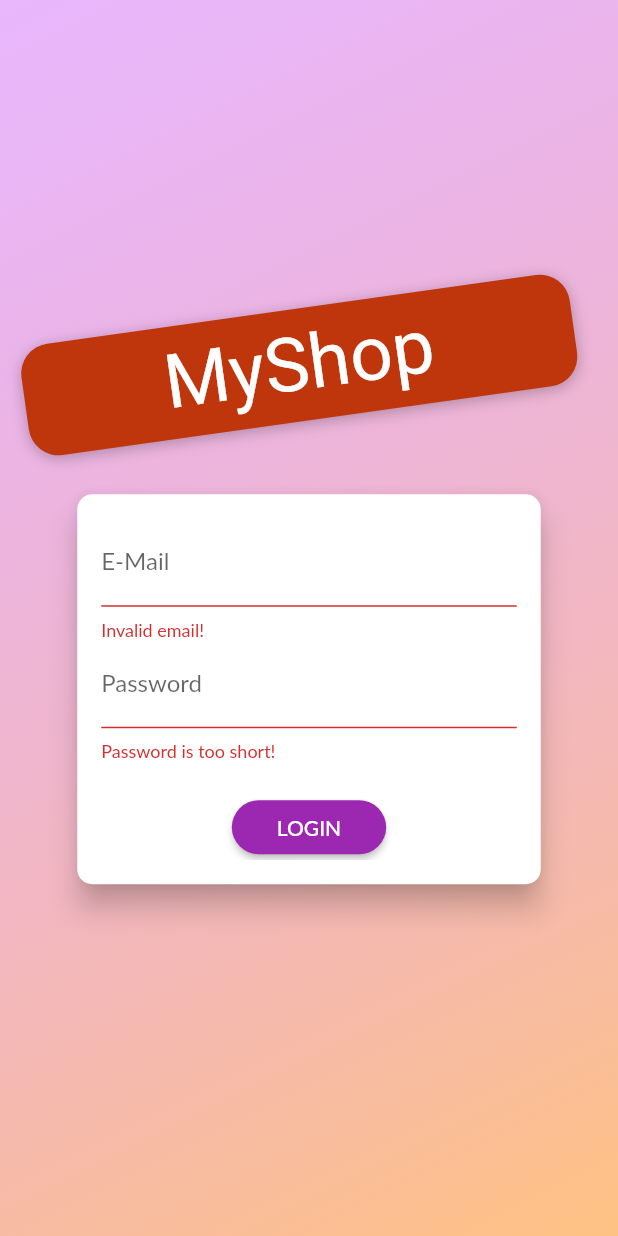
After one commit to tarunsunny3/flutter_shop_app, a Flutter app: the screen it shows after launch, after a tap on "LOGIN", on a phone screen of 412 x 824 dp. The commit adds this screen. Run offline on Flutter 3.47's test engine with Material 2 defaults, Android fonts, the phone set to English and light mode, and no system bars; network calls fail; Roboto replaces fonts that are missing (Anton, Lato).

Commit message:
worked till AUTH 11th video

```diff
--- a/lib/main.dart
+++ b/lib/main.dart
@@ -1,15 +1,18 @@
-//FFlutter or Dart Packages
+//Flutter or Dart Packages
 
 import 'package:flutter/material.dart';
 import 'package:provider/provider.dart';
+import 'package:shopping_app/providers/auth.dart';
+import 'package:shopping_app/screens/products_overview_screen.dart';
 
 //Screens
-import './screens/products_overview_screen.dart';
+// import './screens/products_overview_screen.dart';
 import './screens/product_detail_screen.dart';
 import './screens/cart_screen.dart';
 import './screens/orders_screen.dart';
 import './screens/user_products_screen.dart';
 import './screens/edit_product_screen.dart';
+import './screens/auth_screen.dart';
 
 //Providers
 import './providers/products.dart';
@@ -24,16 +27,23 @@ class MyApp extends StatelessWidget {
     return MultiProvider(
         providers: [
           ChangeNotifierProvider.value(
-          value: Products(),
+            value: Auth(),
           ),
+          ChangeNotifierProxyProvider<Auth, Products>(
+              create: (ctx) => Products("", []),
+              update: (ctx, auth, previousProducts) => Products(
+                  auth.token.toString(),
+                  previousProducts == null ? [] : previousProducts.items)),
           ChangeNotifierProvider.value(
             value: Cart(),
           ),
-        ChangeNotifierProvider.value(
-          value: Orders(),
-        ),
+          ChangeNotifierProxyProvider<Auth, Orders>(
+              create: (ctx) => Orders(""),
+              update: (ctx, auth, previousProducts) =>
+                  Orders(auth.token.toString())),
         ],
-      child: MaterialApp(
+        child: Consumer<Auth>(
+          builder: (ctx, auth, _) => MaterialApp(
               debugShowCheckedModeBanner: false,
               title: 'MyShop',
               theme: ThemeData(
@@ -41,7 +51,9 @@ class MyApp extends StatelessWidget {
                 accentColor: Colors.deepOrange,
                 fontFamily: 'Lato',
               ),
-          home: ProductsOverviewScreen(),
+              home: auth.isAuthenticated
+                  ? ProductsOverviewScreen()
+                  : AuthScreen(),
               routes: {
                 ProductDetailScreen.routeName: (ctx) => ProductDetailScreen(),
                 CartScreen.routeName: (ctx) => CartScreen(),
@@ -49,6 +61,6 @@ class MyApp extends StatelessWidget {
                 UserProductsScreen.routeName: (ctx) => UserProductsScreen(),
                 EditProductScreen.routeName: (ctx) => EditProductScreen(),
               }),
-    );
+        ));
   }
 }
--- /dev/null
+++ b/lib/providers/auth.dart
@@ -0,0 +1,68 @@
+import 'dart:convert';
+import 'package:flutter/material.dart';
+import 'package:http/http.dart' as http;
+import 'package:shopping_app/models/http_exception.dart';
+
+class Auth with ChangeNotifier {
+  String? _token = null;
+  DateTime? _expiryDate = null;
+  String? _userId = null;
+
+  bool get isAuthenticated {
+    return token != null;
+  }
+
+  String? get token {
+    if (_expiryDate != null &&
+        _expiryDate!.isAfter(DateTime.now()) &&
+        _token != null) {
+      {
+        return _token;
+      }
+    }
+    return null;
+  }
+  //Authenticate helper function for signup and signin
+
+  Future<void> _authenticate(
+      String email, String password, String authType) async {
+    final url = Uri.https(
+        "identitytoolkit.googleapis.com",
+        "/v1/accounts:$authType",
+        {"key": "AIzaSyBuMLdhUwzbsGegMXQcN7aL58_qzjWWB9I"});
+
+    try {
+      final response = await http.post(url,
+          body: json.encode(
+            {
+              "email": email,
+              "password": password,
+              'returnSecureToken': true,
+            },
+          ));
+      final responseData = json.decode(response.body);
+      // print(responseData);
+      if (responseData['error'] != null) {
+        throw HttpException(responseData['error']['message']);
+      }
+      _token = responseData['idToken'];
+      _userId = responseData['localId'];
+      _expiryDate = DateTime.now()
+          .add(Duration(seconds: int.parse(responseData['expiresIn'])));
+      notifyListeners();
+    } catch (e) {
+      throw e;
+    }
+  }
+
+  //User Signup
+  Future<void> signup(String email, String password) async {
+    return _authenticate(email, password, "signUp");
+  }
+
+  //User Sign In
+
+  Future<void> signin(String email, String password) async {
+    return _authenticate(email, password, "signInWithPassword");
+  }
+}
--- a/lib/providers/orders.dart
+++ b/lib/providers/orders.dart
@@ -23,10 +23,14 @@ class Orders with ChangeNotifier {
     return [..._orders];
   }
 
+  final authToken;
+  Orders(this.authToken);
+
   Future<void> fetchAndSetOrders() async {
     final url = Uri.https(
         'flutter-shop-app-745ad-default-rtdb.asia-southeast1.firebasedatabase.app',
-        'orders.json');
+        'orders.json',
+        {"auth": authToken});
     final response = await http.get(url);
     final List<OrderItem> loadedOrders = [];
     if (json.decode(response.body) == null) {
@@ -55,7 +59,8 @@ class Orders with ChangeNotifier {
   Future<void> addOrder(List<CartItem> cartProducts, double totalAmount) async {
     final url = Uri.https(
         'flutter-shop-app-745ad-default-rtdb.asia-southeast1.firebasedatabase.app',
-        'orders.json');
+        'orders.json',
+        {"auth": authToken});
     final timestamp = DateTime.now();
     try {
       final response = await http.post(url,
--- a/lib/providers/products.dart
+++ b/lib/providers/products.dart
@@ -41,7 +41,8 @@ class Products with ChangeNotifier {
     // ),
   ];
   // var _showFavoritesOnly = false;
-
+  final String authToken;
+  Products(this.authToken, this._items);
   List<Product> get items {
     // if (_showFavoritesOnly) {
     //   return _items.where((prodItem) => prodItem.isFavorite).toList();
@@ -60,7 +61,8 @@ class Products with ChangeNotifier {
   Future<void> fetchAndSetProducts() async {
     final url = Uri.https(
         'flutter-shop-app-745ad-default-rtdb.asia-southeast1.firebasedatabase.app',
-        'products.json');
+        'products.json',
+        {"auth": authToken});
     try {
       final response = await http.get(url);
       if (json.decode(response.body) == null) {
@@ -89,7 +91,8 @@ class Products with ChangeNotifier {
   Future<void> addProduct(Product product) async {
     final url = Uri.https(
         'flutter-shop-app-745ad-default-rtdb.asia-southeast1.firebasedatabase.app',
-        'products.json');
+        'products.json',
+        {"auth": authToken});
     try {
       final response = await http.post(url,
           body: json.encode({
@@ -118,7 +121,8 @@ class Products with ChangeNotifier {
     if (prodIndex >= 0) {
       final url = Uri.https(
           'flutter-shop-app-745ad-default-rtdb.asia-southeast1.firebasedatabase.app',
-          'products/$id.json');
+          'products/$id.json',
+          {"auth": authToken});
       try {
         await http.patch(url,
             body: json.encode({
@@ -139,7 +143,8 @@ class Products with ChangeNotifier {
   Future<void> removeProduct(String id) async {
     final url = Uri.https(
         'flutter-shop-app-745ad-default-rtdb.asia-southeast1.firebasedatabase.app',
-        'products/$id.json');
+        'products/$id.json',
+        {"auth": authToken});
     var existingProdIndex = _items.indexWhere((element) => element.id == id);
     var existingProduct = _items[existingProdIndex];
     _items.removeAt(existingProdIndex);
--- /dev/null
+++ b/lib/screens/auth_screen.dart
@@ -0,0 +1,274 @@
+import 'dart:math';
+
+import 'package:flutter/material.dart';
+import 'package:flutter/rendering.dart';
+import 'package:provider/provider.dart';
+import 'package:shopping_app/models/http_exception.dart';
+import 'package:shopping_app/providers/auth.dart';
+import 'package:shopping_app/screens/products_overview_screen.dart';
+// import 'package:shopping_app/screens/products_overview_screen.dart';
+
+enum AuthMode { Signup, Login }
+
+class AuthScreen extends StatelessWidget {
+  static const routeName = '/auth';
+
+  @override
+  Widget build(BuildContext context) {
+    // if (Provider.of<Auth>(context).isAuthenticated)
+    //   return ProductsOverviewScreen();
+    final deviceSize = MediaQuery.of(context).size;
+    // final transformConfig = Matrix4.rotationZ(-8 * pi / 180);
+    // transformConfig.translate(-10.0);
+    return Scaffold(
+      // resizeToAvoidBottomInset: false,
+      body: Stack(
+        children: <Widget>[
+          Container(
+            decoration: BoxDecoration(
+              gradient: LinearGradient(
+                colors: [
+                  Color.fromRGBO(215, 117, 255, 1).withOpacity(0.5),
+                  Color.fromRGBO(255, 188, 117, 1).withOpacity(0.9),
+                ],
+                begin: Alignment.topLeft,
+                end: Alignment.bottomRight,
+                stops: [0, 1],
+              ),
+            ),
+          ),
+          SingleChildScrollView(
+            child: Container(
+              height: deviceSize.height,
+              width: deviceSize.width,
+              child: Column(
+                mainAxisAlignment: MainAxisAlignment.center,
+                crossAxisAlignment: CrossAxisAlignment.center,
+                children: <Widget>[
+                  Flexible(
+                    child: Container(
+                      margin: EdgeInsets.only(bottom: 20.0),
+                      padding:
+                          EdgeInsets.symmetric(vertical: 8.0, horizontal: 94.0),
+                      transform: Matrix4.rotationZ(-8 * pi / 180)
+                        ..translate(-10.0),
+                      decoration: BoxDecoration(
+                        borderRadius: BorderRadius.circular(20),
+                        color: Colors.deepOrange.shade900,
+                        boxShadow: [
+                          BoxShadow(
+                            blurRadius: 8,
+                            color: Colors.black26,
+                            offset: Offset(0, 2),
+                          )
+                        ],
+                      ),
+                      child: Text(
+                        'MyShop',
+                        style: TextStyle(
+                          color: Colors.white,
+                          fontSize: 50,
+                          fontFamily: 'Anton',
+                          fontWeight: FontWeight.normal,
+                        ),
+                      ),
+                    ),
+                  ),
+                  Flexible(
+                    flex: deviceSize.width > 600 ? 2 : 1,
+                    child: AuthCard(),
+                  ),
+                ],
+              ),
+            ),
+          ),
+        ],
+      ),
+    );
+  }
+}
+
+class AuthCard extends StatefulWidget {
+  // const AuthCard({
+  //   Key key,
+  // }) : super(key: key);
+
+  @override
+  _AuthCardState createState() => _AuthCardState();
+}
+
+class _AuthCardState extends State<AuthCard> {
+  final GlobalKey<FormState> _formKey = GlobalKey();
+  AuthMode _authMode = AuthMode.Login;
+  Map<String, String> _authData = {
+    'email': '',
+    'password': '',
+  };
+  var _isLoading = false;
+  final _passwordController = TextEditingController();
+
+  void _showErrorDialog(String message) {
+    showDialog(
+        context: context,
+        builder: (ctx) => AlertDialog(
+              title: Text("An error occured!"),
+              content: Text(message),
+              actions: [
+                TextButton(
+                    onPressed: () {
+                      Navigator.of(ctx).pop();
+                    },
+                    child: Text("Okay"))
+              ],
+            ));
+  }
+
+  void _submit() async {
+    if (_formKey.currentState?.validate() as bool != true) {
+      // Invalid!
+      print("Invailid");
+      return;
+    }
+    _formKey.currentState?.save();
+    setState(() {
+      _isLoading = true;
+    });
+    try {
+      if (_authMode == AuthMode.Login) {
+        // Log user in
+        await Provider.of<Auth>(context, listen: false).signin(
+            _authData['email'] as String, _authData['password'] as String);
+      } else {
+        // Sign user up
+        await Provider.of<Auth>(context, listen: false).signup(
+            _authData['email'] as String, _authData['password'] as String);
+      }
+    } on HttpException catch (error) {
+      // print("Error is $error");
+      var errorMessage = "Authentication failed";
+      print("Error tostring is " + error.toString());
+      if (error.toString().contains('EMAIL_EXISTS')) {
+        errorMessage = "This email is already in use";
+      } else if (error.toString().contains("INVALID_EMAIL")) {
+        errorMessage = "This is not a valid email address";
+      } else if (error.toString().contains("EMAIL_NOT_FOUND")) {
+        errorMessage = "Coudn't find a user with that email";
+      } else if (error.toString().contains("INVALID_PASSWORD")) {
+        errorMessage = "Wrong password";
+      }
+      _showErrorDialog(errorMessage);
+    } catch (error) {
+      var errorMessage =
+          'Could not authenticate right now... Please try again later';
+      _showErrorDialog(errorMessage);
+    }
+
+    setState(() {
+      _isLoading = false;
+    });
+  }
+
+  void _switchAuthMode() {
+    if (_authMode == AuthMode.Login) {
+      setState(() {
+        _authMode = AuthMode.Signup;
+      });
+    } else {
+      setState(() {
+        _authMode = AuthMode.Login;
+      });
+    }
+  }
+
+  @override
+  Widget build(BuildContext context) {
+    final deviceSize = MediaQuery.of(context).size;
+    return Card(
+      shape: RoundedRectangleBorder(
+        borderRadius: BorderRadius.circular(10.0),
+      ),
+      elevation: 8.0,
+      child: Container(
+        height: _authMode == AuthMode.Signup ? 320 : 260,
+        constraints:
+            BoxConstraints(minHeight: _authMode == AuthMode.Signup ? 320 : 260),
+        width: deviceSize.width * 0.75,
+        padding: EdgeInsets.all(16.0),
+        child: Form(
+          key: _formKey,
+          child: SingleChildScrollView(
+            child: Column(
+              children: <Widget>[
+                TextFormField(
+                  decoration: InputDecoration(labelText: 'E-Mail'),
+                  keyboardType: TextInputType.emailAddress,
+                  validator: (value) {
+                    if (value == null || !value.contains('@')) {
+                      return 'Invalid email!';
+                    }
+                    return null;
+                  },
+                  onSaved: (value) {
+                    _authData['email'] = value as String;
+                  },
+                ),
+                TextFormField(
+                  decoration: InputDecoration(labelText: 'Password'),
+                  obscureText: true,
+                  controller: _passwordController,
+                  validator: (value) {
+                    if (value == null || value.toString().length < 5) {
+                      return 'Password is too short!';
+                    }
+                  },
+                  onSaved: (value) {
+                    _authData['password'] = value.toString();
+                  },
+                ),
+                if (_authMode == AuthMode.Signup)
+                  TextFormField(
+                    enabled: _authMode == AuthMode.Signup,
+                    decoration: InputDecoration(labelText: 'Confirm Password'),
+                    obscureText: true,
+                    validator: _authMode == AuthMode.Signup
+                        ? (value) {
+                            if (value != _passwordController.text) {
+                              return 'Passwords do not match!';
+                            }
+                          }
+                        : null,
+                  ),
+                SizedBox(
+                  height: 20,
+                ),
+                if (_isLoading)
+                  CircularProgressIndicator()
+                else
+                  RaisedButton(
+                    child:
+                        Text(_authMode == AuthMode.Login ? 'LOGIN' : 'SIGN UP'),
+                    onPressed: _submit,
+                    shape: RoundedRectangleBorder(
+                      borderRadius: BorderRadius.circular(30),
+                    ),
+                    padding:
+                        EdgeInsets.symmetric(horizontal: 30.0, vertical: 8.0),
+                    color: Theme.of(context).primaryColor,
+                    textColor: Theme.of(context).primaryTextTheme.button?.color,
+                  ),
+                FlatButton(
+                  child: Text(
+                      '${_authMode == AuthMode.Login ? 'SIGNUP' : 'LOGIN'} INSTEAD'),
+                  onPressed: _switchAuthMode,
+                  padding: EdgeInsets.symmetric(horizontal: 30.0, vertical: 4),
+                  materialTapTargetSize: MaterialTapTargetSize.shrinkWrap,
+                  textColor: Theme.of(context).primaryColor,
+                ),
+              ],
+            ),
+          ),
+        ),
+      ),
+    );
+  }
+}
--- a/lib/screens/products_overview_screen.dart
+++ b/lib/screens/products_overview_screen.dart
@@ -9,10 +9,7 @@ import '../providers/cart.dart';
 
 import '../screens/cart_screen.dart';
 
-enum FilterOptions {
-  Favorites,
-  All,
-}
+enum FilterOptions { Favorites, All }
 
 class ProductsOverviewScreen extends StatefulWidget {
   @override
@@ -91,7 +88,7 @@ class _ProductsOverviewScreenState extends State<ProductsOverviewScreen> {
                 Navigator.of(context).pushNamed(CartScreen.routeName);
               },
             ),
-          )
+          ),
         ],
       ),
       drawer: AppDrawer(),
--- a/lib/widgets/app_drawer.dart
+++ b/lib/widgets/app_drawer.dart
@@ -10,7 +10,7 @@ class AppDrawer extends StatelessWidget {
       child: Column(
         children: [
           AppBar(
-            title: Text("Hello friend "),
+            title: Text("ShopIt"),
             automaticallyImplyLeading: false,
           ),
           Divider(),
@@ -26,7 +26,8 @@ class AppDrawer extends StatelessWidget {
             leading: Icon(Icons.payment),
             title: Text('Orders'),
             onTap: () {
-              Navigator.of(context).pushReplacementNamed(OrdersScreen.routeName);
+              Navigator.of(context)
+                  .pushReplacementNamed(OrdersScreen.routeName);
             },
           ),
           Divider(),
@@ -34,7 +35,8 @@ class AppDrawer extends StatelessWidget {
             leading: Icon(Icons.edit),
             title: Text('Manage Products'),
             onTap: () {
-              Navigator.of(context).pushReplacementNamed(UserProductsScreen.routeName);
+              Navigator.of(context)
+                  .pushReplacementNamed(UserProductsScreen.routeName);
             },
           ),
         ],
```
Lines whose indentation alone changed are shown as unchanged.
